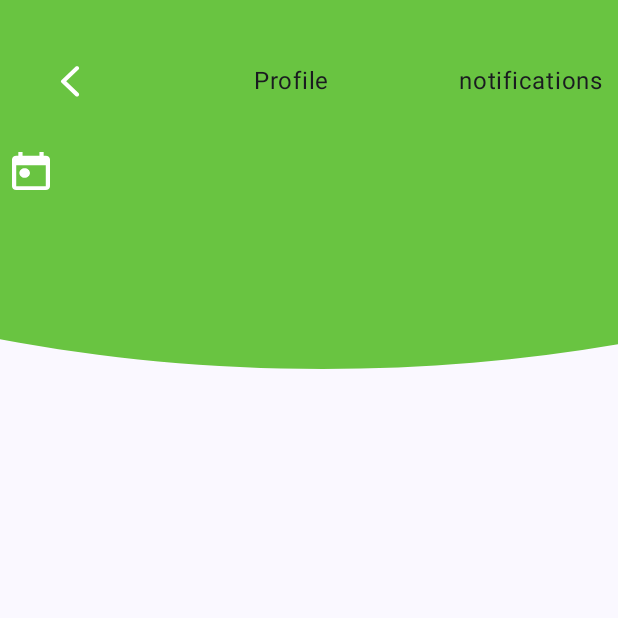
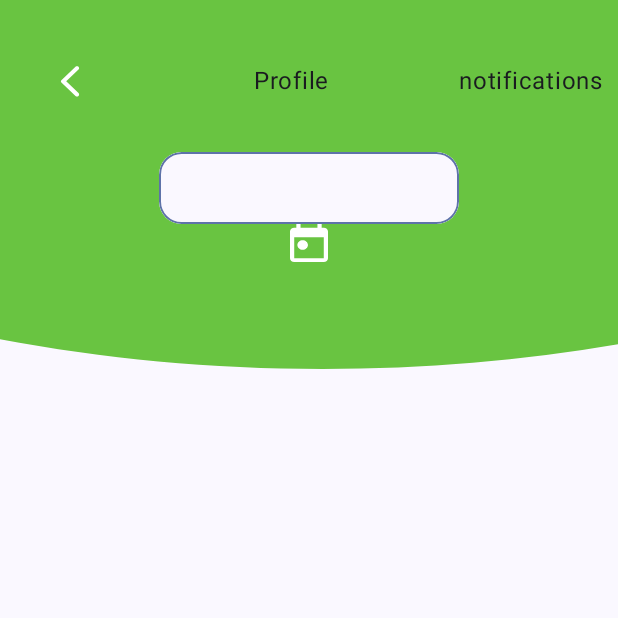
Before and after one commit to mtaa-2024/EventSphere---Frontend, an Android app built with Jetpack Compose: the CreateEventRoute screen opened through its navigation route, on a phone screen of 412 x 824 dp, the top half of it. Run offline under Robolectric (Android 15) with nearby library versions, the phone set to English and light mode, and no system bars.

Commit message:
panBohPomahaj pls - optimize imports

```diff
--- a/app/src/main/java/stuba/fiit/sk/eventsphere/ui/activities/create_event/CreateEventScreen.kt
+++ b/app/src/main/java/stuba/fiit/sk/eventsphere/ui/activities/create_event/CreateEventScreen.kt
@@ -1,10 +1,8 @@
 package stuba.fiit.sk.eventsphere.ui.activities.create_event
 
-import android.app.TimePickerDialog
-import android.icu.util.Calendar
-import android.widget.DatePicker
 import androidx.compose.foundation.Image
-import androidx.compose.foundation.clickable
+import androidx.compose.foundation.background
+import androidx.compose.foundation.border
 import androidx.compose.foundation.layout.Arrangement
 import androidx.compose.foundation.layout.Box
 import androidx.compose.foundation.layout.Column
@@ -14,31 +12,22 @@ import androidx.compose.foundation.layout.fillMaxSize
 import androidx.compose.foundation.layout.fillMaxWidth
 import androidx.compose.foundation.layout.height
 import androidx.compose.foundation.layout.padding
+import androidx.compose.foundation.layout.width
+import androidx.compose.foundation.shape.RoundedCornerShape
 import androidx.compose.material3.Button
 import androidx.compose.material3.ButtonDefaults
-import androidx.compose.material3.DatePicker
-import androidx.compose.material3.DatePickerDialog
-import androidx.compose.material3.DatePickerState
 import androidx.compose.material3.MaterialTheme
 import androidx.compose.material3.Text
 import androidx.compose.runtime.Composable
-import androidx.compose.runtime.getValue
-import androidx.compose.runtime.mutableStateOf
-import androidx.compose.runtime.remember
-import androidx.compose.runtime.setValue
 import androidx.compose.ui.Alignment
 import androidx.compose.ui.Modifier
+import androidx.compose.ui.draw.clip
 import androidx.compose.ui.graphics.Color
 import androidx.compose.ui.layout.ContentScale
-import androidx.compose.ui.platform.LocalContext
 import androidx.compose.ui.res.painterResource
-import androidx.compose.ui.text.style.TextAlign
 import androidx.compose.ui.unit.dp
-import androidx.compose.ui.unit.sp
 import stuba.fiit.sk.eventsphere.R
 import stuba.fiit.sk.eventsphere.ui.components.DateCalendar
-import stuba.fiit.sk.eventsphere.ui.components.InputField
-import stuba.fiit.sk.eventsphere.ui.theme.labelStyle
 import stuba.fiit.sk.eventsphere.viewmodel.CreateEventViewModel
 import stuba.fiit.sk.eventsphere.viewmodel.MainViewModel
 
@@ -91,7 +80,8 @@ fun CreateEventScreen(
                 Column(
                     modifier = Modifier
                         .fillMaxWidth()
-                        .padding(8.dp)
+                        .padding(8.dp),
+                    horizontalAlignment = Alignment.CenterHorizontally
                 ) {
 
 /*
@@ -106,7 +96,21 @@ fun CreateEventScreen(
                         value = createEventViewModel.eventData.value?.location.toString(),
                         onChange = createEventViewModel::updateLocation
                     )
+
 */
+
+
+                    Box(
+                        modifier = Modifier
+                            .width(200.dp)
+                            .height(48.dp)
+                            .clip(RoundedCornerShape(topStart = 15.dp, topEnd = 15.dp, bottomStart = 15.dp, bottomEnd = 15.dp))
+                            .border(1.dp, MaterialTheme.colorScheme.primaryContainer, RoundedCornerShape(topStart = 15.dp, topEnd = 15.dp, bottomStart = 15.dp, bottomEnd = 15.dp))
+                            .background(MaterialTheme.colorScheme.background)
+                    ) {
+
+                    }
+
                     DateCalendar(
                         dateStructure = createEventViewModel.date,
                         updateEstimatedEnd = createEventViewModel::updateEstimatedEnd
--- a/app/src/main/java/stuba/fiit/sk/eventsphere/ui/activities/edit_profile/EditProfileScreen.kt
+++ b/app/src/main/java/stuba/fiit/sk/eventsphere/ui/activities/edit_profile/EditProfileScreen.kt
@@ -1,7 +1,5 @@
 package stuba.fiit.sk.eventsphere.ui.activities.edit_profile
 
-import androidx.activity.result.ActivityResultLauncher
-import androidx.activity.result.contract.ActivityResultContracts
 import androidx.compose.foundation.Image
 import androidx.compose.foundation.layout.Arrangement
 import androidx.compose.foundation.layout.Box
@@ -20,12 +18,10 @@ import androidx.compose.material3.MaterialTheme
 import androidx.compose.material3.Text
 import androidx.compose.material3.TextButton
 import androidx.compose.runtime.Composable
-import androidx.compose.runtime.remember
 import androidx.compose.ui.Alignment
 import androidx.compose.ui.Modifier
 import androidx.compose.ui.graphics.Color
 import androidx.compose.ui.layout.ContentScale
-import androidx.compose.ui.platform.LocalContext
 import androidx.compose.ui.res.painterResource
 import androidx.compose.ui.text.style.TextAlign
 import androidx.compose.ui.unit.dp
@@ -35,12 +31,10 @@ import kotlinx.coroutines.launch
 import stuba.fiit.sk.eventsphere.R
 import stuba.fiit.sk.eventsphere.ui.components.InputField
 import stuba.fiit.sk.eventsphere.ui.components.InputPasswordField
-import stuba.fiit.sk.eventsphere.ui.components.PrimaryButton
 import stuba.fiit.sk.eventsphere.ui.theme.labelStyle
 import stuba.fiit.sk.eventsphere.ui.theme.welcomeStyle
 import stuba.fiit.sk.eventsphere.viewmodel.EditProfileViewModel
 import stuba.fiit.sk.eventsphere.viewmodel.MainViewModel
-import stuba.fiit.sk.eventsphere.viewmodel.updateProfileClass
 
 @Composable
 fun EditProfileScreen (
--- a/app/src/main/java/stuba/fiit/sk/eventsphere/ui/activities/event_center/EventCenterScreen.kt
+++ b/app/src/main/java/stuba/fiit/sk/eventsphere/ui/activities/event_center/EventCenterScreen.kt
@@ -11,7 +11,6 @@ import androidx.compose.foundation.layout.fillMaxSize
 import androidx.compose.foundation.layout.fillMaxWidth
 import androidx.compose.foundation.layout.height
 import androidx.compose.foundation.layout.padding
-import androidx.compose.material3.MaterialTheme
 import androidx.compose.runtime.Composable
 import androidx.compose.runtime.getValue
 import androidx.compose.runtime.mutableStateOf
@@ -21,7 +20,6 @@ import androidx.compose.ui.Alignment
 import androidx.compose.ui.Modifier
 import androidx.compose.ui.layout.ContentScale
 import androidx.compose.ui.res.painterResource
-import androidx.compose.ui.tooling.preview.Preview
 import androidx.compose.ui.unit.dp
 import stuba.fiit.sk.eventsphere.R
 import stuba.fiit.sk.eventsphere.model.observeLiveData
--- a/app/src/main/java/stuba/fiit/sk/eventsphere/ui/activities/home/HomeScreen.kt
+++ b/app/src/main/java/stuba/fiit/sk/eventsphere/ui/activities/home/HomeScreen.kt
@@ -11,16 +11,12 @@ import androidx.compose.foundation.layout.fillMaxSize
 import androidx.compose.foundation.layout.fillMaxWidth
 import androidx.compose.foundation.layout.height
 import androidx.compose.foundation.layout.padding
-import androidx.compose.foundation.layout.width
 import androidx.compose.foundation.rememberScrollState
 import androidx.compose.foundation.verticalScroll
-import androidx.compose.material3.Button
-import androidx.compose.material3.ButtonDefaults
 import androidx.compose.material3.Text
-import androidx.compose.runtime.*
+import androidx.compose.runtime.Composable
 import androidx.compose.ui.Alignment
 import androidx.compose.ui.Modifier
-import androidx.compose.ui.graphics.Color
 import androidx.compose.ui.layout.ContentScale
 import androidx.compose.ui.res.painterResource
 import androidx.compose.ui.text.style.TextAlign
--- a/app/src/main/java/stuba/fiit/sk/eventsphere/ui/components/Components.kt
+++ b/app/src/main/java/stuba/fiit/sk/eventsphere/ui/components/Components.kt
@@ -47,7 +47,6 @@ import androidx.compose.ui.text.font.FontFamily
 import androidx.compose.ui.text.input.KeyboardType
 import androidx.compose.ui.text.input.PasswordVisualTransformation
 import androidx.compose.ui.text.style.TextAlign
-import androidx.compose.ui.tooling.preview.Preview
 import androidx.compose.ui.unit.dp
 import androidx.compose.ui.unit.sp
 import androidx.lifecycle.LiveData
--- a/app/src/main/java/stuba/fiit/sk/eventsphere/viewmodel/CreateEventViewModel.kt
+++ b/app/src/main/java/stuba/fiit/sk/eventsphere/viewmodel/CreateEventViewModel.kt
@@ -8,7 +8,6 @@ import androidx.lifecycle.ViewModelProvider
 import com.google.gson.JsonArray
 import com.google.gson.JsonObject
 import stuba.fiit.sk.eventsphere.api.apiService
-import stuba.fiit.sk.eventsphere.model.BannerStruct
 import stuba.fiit.sk.eventsphere.model.DateStructure
 import stuba.fiit.sk.eventsphere.model.EventCreate
 import stuba.fiit.sk.eventsphere.model.PerformerStruct
--- a/app/src/main/java/stuba/fiit/sk/eventsphere/viewmodel/EditProfileViewModel.kt
+++ b/app/src/main/java/stuba/fiit/sk/eventsphere/viewmodel/EditProfileViewModel.kt
@@ -1,9 +1,7 @@
 package stuba.fiit.sk.eventsphere.viewmodel
 
-import android.content.Intent
 import android.graphics.Bitmap
 import android.graphics.BitmapFactory
-import android.provider.MediaStore
 import androidx.lifecycle.LiveData
 import androidx.lifecycle.MutableLiveData
 import androidx.lifecycle.ViewModel
--- a/app/src/main/java/stuba/fiit/sk/eventsphere/viewmodel/ProfileViewModel.kt
+++ b/app/src/main/java/stuba/fiit/sk/eventsphere/viewmodel/ProfileViewModel.kt
@@ -1,6 +1,5 @@
 package stuba.fiit.sk.eventsphere.viewmodel
 
-import android.service.autofill.UserData
 import androidx.lifecycle.LiveData
 import androidx.lifecycle.MutableLiveData
 import androidx.lifecycle.ViewModel
@@ -8,10 +7,8 @@ import androidx.lifecycle.ViewModelProvider
 import androidx.lifecycle.viewModelScope
 import kotlinx.coroutines.launch
 import stuba.fiit.sk.eventsphere.api.apiService
-import stuba.fiit.sk.eventsphere.model.Events
 import stuba.fiit.sk.eventsphere.model.FriendsView
 import stuba.fiit.sk.eventsphere.model.ListFriendsView
-import stuba.fiit.sk.eventsphere.model.User
 
 
 class ProfileViewModel(id:Int) : ViewModel() {
```
Also changed, not shown: app/src/main/java/stuba/fiit/sk/eventsphere/ui/activities/event/EventScreen.kt (+0 -12 lines), app/src/main/java/stuba/fiit/sk/eventsphere/ui/activities/profile/ProfileScreen.kt (+19 -11 lines).
